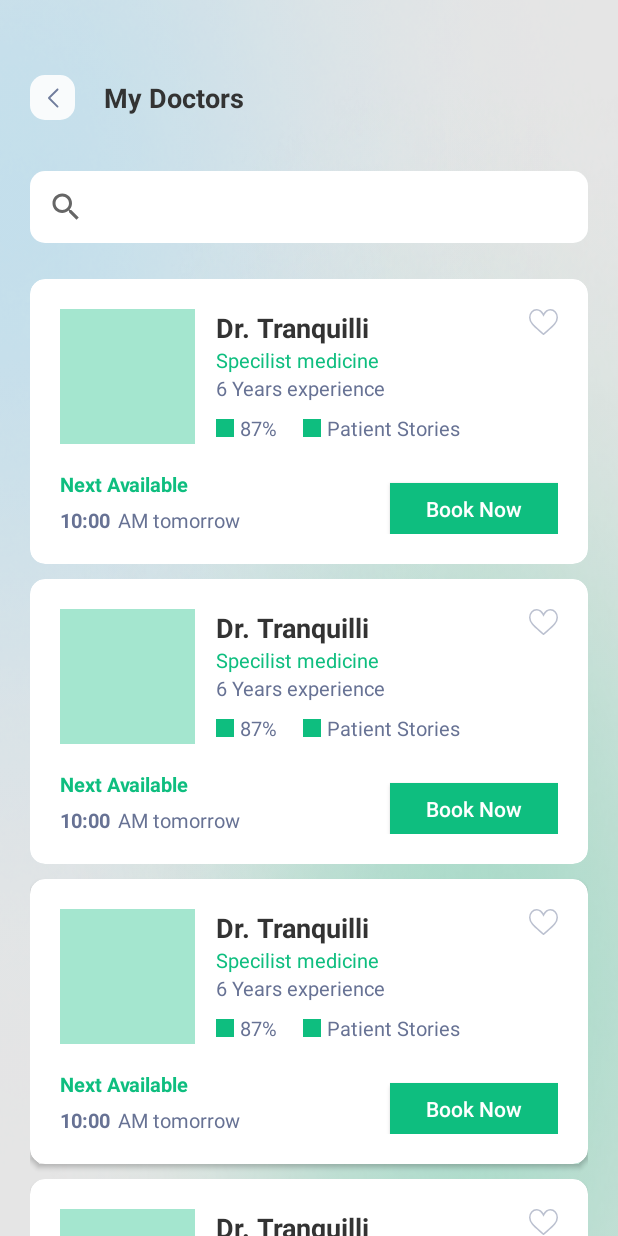
After one commit to CelsoMatiazi/DH_MedicalSchedule, an Android app: the layout activity_search_my_doctor.xml on its own in the app's theme, with its tools: preview values and no code run, on a phone screen of 412 x 824 dp. The commit adds this screen. Run offline under Robolectric (Android 15) with nearby library versions, the phone set to English and light mode, and no system bars.

Commit message:
implementando layout da search doctor

```diff
--- /dev/null
+++ b/app/src/main/java/com/matiazicelso/medicalschedule/ui/search_doctor/SearchMyDoctorActivity.kt
@@ -0,0 +1,12 @@
+package com.matiazicelso.medicalschedule.ui.search_doctor
+
+import androidx.appcompat.app.AppCompatActivity
+import android.os.Bundle
+import com.matiazicelso.medicalschedule.R
+
+class SearchMyDoctorActivity : AppCompatActivity() {
+    override fun onCreate(savedInstanceState: Bundle?) {
+        super.onCreate(savedInstanceState)
+        setContentView(R.layout.activity_search_my_doctor)
+    }
+}
--- /dev/null
+++ b/app/src/main/res/drawable/background_search.xml
@@ -0,0 +1,7 @@
+<?xml version="1.0" encoding="utf-8"?>
+<shape xmlns:android="http://schemas.android.com/apk/res/android">
+   <solid
+       android:color="@color/white"/>/
+    <corners android:radius="10dp"/>
+
+</shape>
--- /dev/null
+++ b/app/src/main/res/drawable/ic_back_icon.xml
@@ -0,0 +1,6 @@
+<vector android:alpha="0.9" android:height="30dp"
+    android:viewportHeight="30" android:viewportWidth="30"
+    android:width="30dp" xmlns:android="http://schemas.android.com/apk/res/android">
+    <path android:fillColor="#ffffff" android:pathData="M10,0L20,0A10,10 0,0 1,30 10L30,20A10,10 0,0 1,20 30L10,30A10,10 0,0 1,0 20L0,10A10,10 0,0 1,10 0z"/>
+    <path android:fillColor="#677294" android:pathData="M12.1858,15.8105L17.903,21.5258C18.1539,21.776 18.5603,21.776 18.8118,21.5258C19.0627,21.2756 19.0627,20.8691 18.8118,20.6189L13.5481,15.3571L18.8112,10.0952C19.0621,9.845 19.0621,9.4385 18.8112,9.1877C18.5603,8.9374 18.1533,8.9374 17.9024,9.1877L12.1852,14.9029C11.9382,15.1506 11.9382,15.5634 12.1858,15.8105Z"/>
+</vector>
--- /dev/null
+++ b/app/src/main/res/drawable/ic_heart_border_icon.xml
@@ -0,0 +1,7 @@
+<vector android:alpha="0.9" android:height="17dp"
+    android:viewportHeight="17" android:viewportWidth="19"
+    android:width="19dp" xmlns:android="http://schemas.android.com/apk/res/android">
+    <path android:fillColor="#00000000"
+        android:pathData="M9.06,3.2252L9.5,4.0401L9.94,3.2252C10.2346,2.6794 10.7269,1.9462 11.4521,1.3777L11.1484,0.9902L11.4521,1.3777C12.1998,0.7916 13.0371,0.5 13.9531,0.5C16.5107,0.5 18.5,2.6157 18.5,5.5481C18.5,7.1049 17.8901,8.4353 16.7473,9.8329C15.5919,11.2459 13.929,12.6843 11.8689,14.4636L11.8689,14.4636L11.8684,14.464C11.1725,15.0651 10.3816,15.7482 9.5592,16.4771L9.559,16.4773C9.5421,16.4923 9.5212,16.5 9.5,16.5C9.4788,16.5 9.458,16.4923 9.4411,16.4773L9.4408,16.4771C8.6188,15.7486 7.8282,15.0657 7.1329,14.4652L7.1315,14.464L7.1315,14.464C5.0712,12.6845 3.4082,11.246 2.2527,9.8329C1.1099,8.4353 0.5,7.1049 0.5,5.5481C0.5,2.6157 2.4894,0.5 5.0469,0.5C5.9629,0.5 6.8002,0.7916 7.5479,1.3777L7.8144,1.0377L7.5479,1.3777C8.2731,1.9462 8.7654,2.6794 9.06,3.2252Z"
+        android:strokeAlpha="0.5" android:strokeColor="#677294" android:strokeWidth="1"/>
+</vector>
--- /dev/null
+++ b/app/src/main/res/layout/activity_search_my_doctor.xml
@@ -0,0 +1,100 @@
+<?xml version="1.0" encoding="utf-8"?>
+<androidx.constraintlayout.widget.ConstraintLayout xmlns:android="http://schemas.android.com/apk/res/android"
+    xmlns:tools="http://schemas.android.com/tools"
+    android:layout_width="match_parent"
+    android:layout_height="match_parent"
+    android:background="#E5E5E5"
+    xmlns:app="http://schemas.android.com/apk/res-auto"
+    tools:context=".ui.search_doctor.SearchMyDoctorActivity">
+
+    <View
+        android:layout_width="wrap_content"
+        android:layout_height="wrap_content"
+        android:background="@drawable/ellipse_blue"
+        app:layout_constraintTop_toTopOf="parentparent"
+        app:layout_constraintStart_toStartOf="parentparent"
+    />
+
+
+    <View
+        android:layout_width="wrap_content"
+        android:layout_height="wrap_content"
+        android:background="@drawable/ellipse_green"
+        app:layout_constraintBottom_toBottomOf="parent"
+        app:layout_constraintEnd_toEndOf="parent"
+        />
+
+
+
+    <ImageView
+        android:id="@+id/search_back_icon"
+        android:layout_width="30dp"
+        android:layout_height="30dp"
+        app:layout_constraintTop_toTopOf="parent"
+        app:layout_constraintStart_toEndOf="@id/start_guideLine"
+        android:src="@drawable/ic_back_icon"
+        android:layout_marginTop="50dp"
+    />
+
+
+    <TextView
+        android:layout_width="wrap_content"
+        android:layout_height="wrap_content"
+        app:layout_constraintStart_toEndOf="@id/search_back_icon"
+        app:layout_constraintTop_toTopOf="@id/search_back_icon"
+        app:layout_constraintBottom_toBottomOf="@id/search_back_icon"
+        android:layout_marginStart="19dp"
+        android:text="My Doctors"
+        style="@style/Title"
+    />
+
+
+
+    <androidx.appcompat.widget.SearchView
+        android:id="@+id/search_searchView"
+        android:layout_width="0dp"
+        android:layout_height="wrap_content"
+        app:layout_constraintTop_toBottomOf="@id/search_back_icon"
+        app:layout_constraintStart_toStartOf="@id/start_guideLine"
+        app:layout_constraintEnd_toEndOf="@id/end_guideLine"
+        app:defaultQueryHint="Search"
+        style="@style/SearchView"
+        android:layout_marginTop="34dp"
+    />
+
+
+    <androidx.recyclerview.widget.RecyclerView
+        android:layout_width="0dp"
+        android:layout_height="wrap_content"
+        app:layout_constraintTop_toBottomOf="@id/search_searchView"
+        app:layout_constraintStart_toEndOf="@id/start_guideLine"
+        app:layout_constraintEnd_toEndOf="@id/end_guideLine"
+        android:layout_marginTop="24dp"
+        tools:itemCount="10"
+        tools:listitem="@layout/doctor_card_layout"
+    />
+
+
+    <androidx.constraintlayout.widget.Guideline
+        android:id="@+id/start_guideLine"
+        android:layout_width="wrap_content"
+        android:layout_height="match_parent"
+        android:orientation="vertical"
+        app:layout_constraintTop_toTopOf="parent"
+        app:layout_constraintBottom_toBottomOf="parent"
+        app:layout_constraintGuide_begin="20dp"
+    />
+
+    <androidx.constraintlayout.widget.Guideline
+        android:id="@+id/end_guideLine"
+        android:layout_width="wrap_content"
+        android:layout_height="match_parent"
+        android:orientation="vertical"
+        app:layout_constraintTop_toTopOf="parent"
+        app:layout_constraintBottom_toBottomOf="parent"
+        app:layout_constraintGuide_end="20dp"
+    />
+
+
+
+</androidx.constraintlayout.widget.ConstraintLayout>
--- /dev/null
+++ b/app/src/main/res/layout/doctor_card_layout.xml
@@ -0,0 +1,182 @@
+<?xml version="1.0" encoding="utf-8"?>
+<androidx.cardview.widget.CardView xmlns:android="http://schemas.android.com/apk/res/android"
+    android:layout_width="match_parent"
+    android:layout_height="wrap_content"
+    xmlns:app="http://schemas.android.com/apk/res-auto"
+    xmlns:tools="http://schemas.android.com/tools"
+    app:cardCornerRadius="10dp"
+    android:layout_marginBottom="10dp"
+    android:elevation="10dp">
+
+    <androidx.constraintlayout.widget.ConstraintLayout
+        android:layout_width="match_parent"
+        android:layout_height="wrap_content"
+        android:padding="20dp"
+        >
+
+
+        <com.google.android.material.imageview.ShapeableImageView
+            android:id="@+id/doctor_card_image"
+            android:layout_width="90dp"
+            android:layout_height="90dp"
+            android:background="@color/green_transp"
+            app:layout_constraintTop_toTopOf="parent"
+            app:layout_constraintStart_toStartOf="parent"
+        />
+
+
+        <TextView
+            android:id="@+id/card_doctor_name"
+            android:layout_width="wrap_content"
+            android:layout_height="wrap_content"
+            tools:text="Dr. Tranquilli"
+            style="@style/Title"
+            app:layout_constraintTop_toTopOf="parent"
+            app:layout_constraintStart_toEndOf="@id/doctor_card_image"
+            android:layout_marginStart="14dp"
+        />
+
+
+        <TextView
+            android:id="@+id/card_doctor_specilist"
+            android:layout_width="wrap_content"
+            android:layout_height="wrap_content"
+            style="@style/Subtitle_green"
+            app:layout_constraintTop_toBottomOf="@id/card_doctor_name"
+            app:layout_constraintStart_toStartOf="@id/card_doctor_name"
+            tools:text="Specilist medicine"
+        />
+
+
+
+        <TextView
+            android:id="@+id/card_doctor_experience"
+            android:layout_width="wrap_content"
+            android:layout_height="wrap_content"
+            style="@style/Subtitle_green"
+            android:textColor="@color/dark_grey"
+            app:layout_constraintTop_toBottomOf="@id/card_doctor_specilist"
+            app:layout_constraintStart_toStartOf="@id/card_doctor_name"
+            tools:text="6 Years experience"
+            />
+
+        <View
+            android:id="@+id/card_doctor_percent_box"
+            android:layout_width="12dp"
+            android:layout_height="12dp"
+            android:background="@color/green"
+            app:layout_constraintTop_toBottomOf="@id/card_doctor_experience"
+            app:layout_constraintStart_toStartOf="@id/card_doctor_name"
+            android:layout_marginTop="11dp"
+        />
+
+
+        <TextView
+            android:id="@+id/card_doctor_percent"
+            android:layout_width="wrap_content"
+            android:layout_height="wrap_content"
+            style="@style/Subtitle_green"
+            android:textColor="@color/dark_grey"
+            android:layout_marginStart="4dp"
+            app:layout_constraintTop_toTopOf="@id/card_doctor_percent_box"
+            app:layout_constraintStart_toEndOf="@id/card_doctor_percent_box"
+            app:layout_constraintBottom_toBottomOf="@id/card_doctor_percent_box"
+            tools:text="87%"
+        />
+
+
+        <View
+            android:id="@+id/card_doctor_patient_box"
+            android:layout_width="12dp"
+            android:layout_height="12dp"
+            android:background="@color/green"
+            app:layout_constraintStart_toEndOf="@id/card_doctor_percent"
+            app:layout_constraintTop_toTopOf="@id/card_doctor_percent_box"
+            app:layout_constraintBottom_toBottomOf="@id/card_doctor_percent_box"
+            android:layout_marginStart="17dp"
+            />
+
+
+        <TextView
+            android:id="@+id/card_doctor_patient"
+            android:layout_width="wrap_content"
+            android:layout_height="wrap_content"
+            style="@style/Subtitle_green"
+            android:textColor="@color/dark_grey"
+            android:layout_marginStart="4dp"
+            app:layout_constraintTop_toTopOf="@id/card_doctor_patient_box"
+            app:layout_constraintStart_toEndOf="@id/card_doctor_patient_box"
+            app:layout_constraintBottom_toBottomOf="@id/card_doctor_patient_box"
+            tools:text="Patient Stories"
+        />
+
+
+        <TextView
+            android:id="@+id/card_doctor_available"
+            android:layout_width="wrap_content"
+            android:layout_height="wrap_content"
+            app:layout_constraintTop_toBottomOf="@id/doctor_card_image"
+            app:layout_constraintStart_toStartOf="@id/doctor_card_image"
+            android:layout_marginTop="17dp"
+            tools:text="Next Available"
+            style="@style/Subtitle_green"
+            android:textStyle="bold"
+        />
+
+
+        <TextView
+            android:id="@+id/card_doctor_hour"
+            android:layout_width="wrap_content"
+            android:layout_height="wrap_content"
+            app:layout_constraintTop_toBottomOf="@id/card_doctor_available"
+            app:layout_constraintStart_toStartOf="@id/card_doctor_available"
+            tools:text="10:00"
+            style="@style/Subtitle_green"
+            android:textStyle="bold"
+            android:textColor="@color/dark_grey"
+            android:layout_marginTop="5dp"
+        />
+
+
+        <TextView
+            android:id="@+id/card_doctor_period"
+            android:layout_width="wrap_content"
+            android:layout_height="wrap_content"
+            app:layout_constraintTop_toBottomOf="@id/card_doctor_available"
+            app:layout_constraintStart_toEndOf="@id/card_doctor_hour"
+            tools:text="AM tomorrow"
+            style="@style/Subtitle_green"
+            android:textColor="@color/dark_grey"
+            android:layout_marginTop="5dp"
+            android:layout_marginStart="5dp"
+        />
+
+        <androidx.appcompat.widget.AppCompatButton
+            android:layout_width="112dp"
+            android:layout_height="34dp"
+            app:layout_constraintBottom_toBottomOf="parent"
+            app:layout_constraintEnd_toEndOf="parent"
+            android:background="@color/green"
+            android:text="@string/book_now"
+            android:textColor="@color/white"
+            android:textAllCaps="false"
+        />
+
+
+
+        <ImageView
+            android:layout_width="wrap_content"
+            android:layout_height="wrap_content"
+            app:layout_constraintTop_toTopOf="parent"
+            app:layout_constraintEnd_toEndOf="parent"
+            android:src="@drawable/ic_heart_border_icon"
+            tools:ignore="ContentDescription" />
+
+
+
+
+    </androidx.constraintlayout.widget.ConstraintLayout>
+
+
+
+</androidx.cardview.widget.CardView>
--- a/app/src/main/res/values/colors.xml
+++ b/app/src/main/res/values/colors.xml
@@ -14,4 +14,5 @@
     <color name="blue">#61CEFF</color>
     <color name="blue_transp">#8061CEFF</color>
     <color name="grey">#C4C4C4</color>
+    <color name="dark_grey">#677294</color>
 </resources>
--- a/app/src/main/res/values/strings.xml
+++ b/app/src/main/res/values/strings.xml
@@ -4,4 +4,5 @@
     <string name="hello_blank_fragment">Hello blank fragment</string>
     <string name="Forgot_pass_subtitle">Enter your email for the verification proccesss, we will send 4 digits code to your email.</string>
     <string name="reset_pass_subtitle">Set the new password for your account so you can login and access all the features.</string>
+    <string name="book_now">Book Now</string>
 </resources>
--- a/app/src/main/res/values/styles.xml
+++ b/app/src/main/res/values/styles.xml
@@ -9,4 +9,24 @@
         <item name="android:background">@drawable/drawable_round_bottom_sheet</item>
     </style>
 
+
+    <style name="Title" parent="">
+        <item name="android:textSize">18sp</item>
+        <item name="android:textStyle">bold</item>
+        <item name="android:textColor">#333333</item>
+
+    </style>
+
+    <style name="Subtitle_green" parent="">
+        <item name="android:textSize">13sp</item>
+        <item name="android:textStyle">normal</item>
+        <item name="android:textColor">@color/green</item>
+
+    </style>
+
+
+    <style name="SearchView" parent="Widget.AppCompat.AutoCompleteTextView">
+        <item name="queryBackground">@android:color/transparent</item>
+        <item name="android:background">@drawable/background_search</item>
+    </style>
 </resources>
--- a/build.gradle
+++ b/build.gradle
@@ -1,7 +1,7 @@
 // Top-level build file where you can add configuration options common to all sub-projects/modules.
 plugins {
-    id 'com.android.application' version '7.1.1' apply false
-    id 'com.android.library' version '7.1.1' apply false
+    id 'com.android.application' version '7.1.2' apply false
+    id 'com.android.library' version '7.1.2' apply false
     id 'org.jetbrains.kotlin.android' version '1.6.10' apply false
 }
 
```
Also changed, not shown: app/src/main/AndroidManifest.xml (+5 -3 lines).
